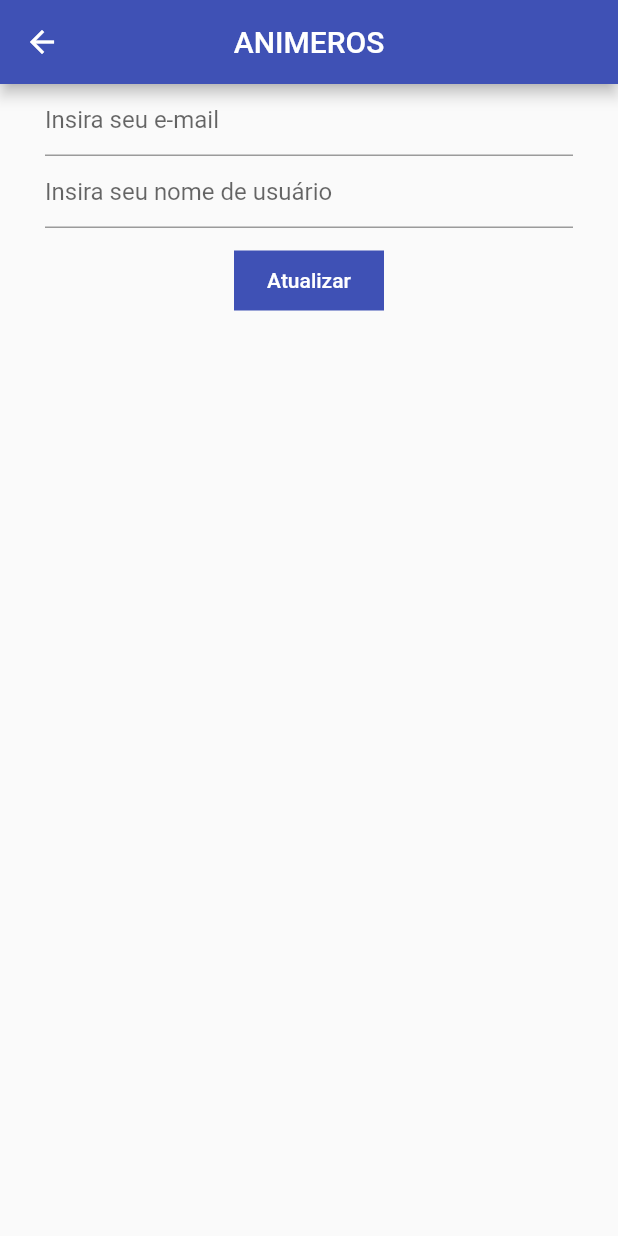
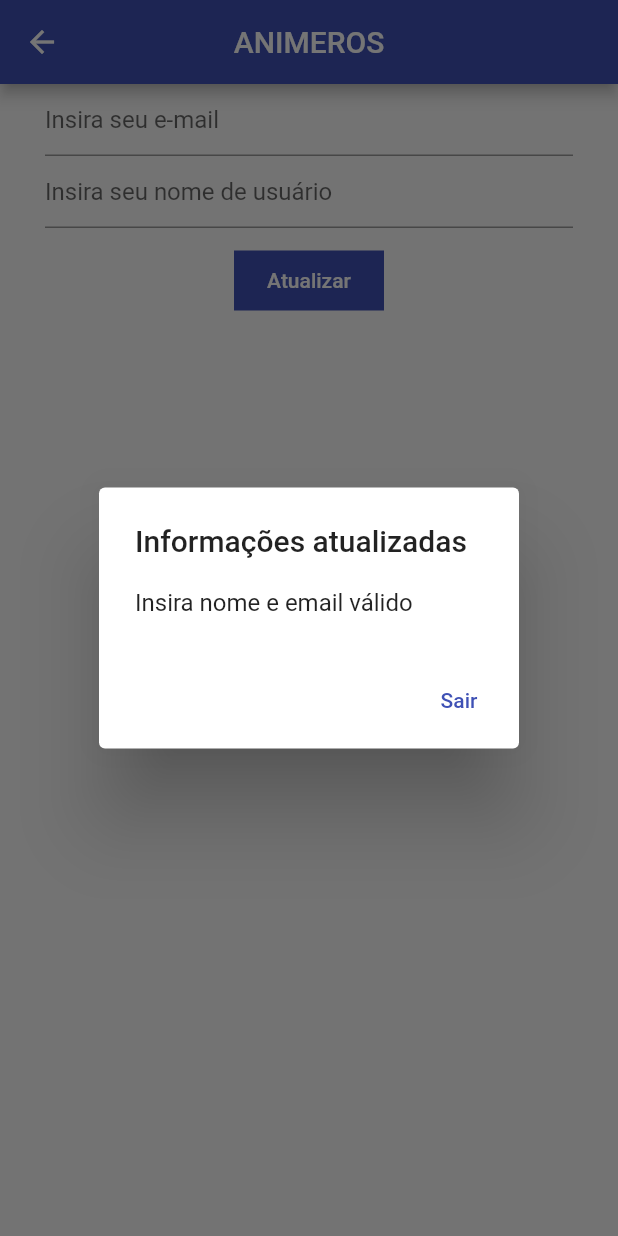
Before and after one commit to gcrz/app-animeros, a Flutter app: the UserConfig screen opened directly, after a tap on "Atualizar", on a phone screen of 412 x 824 dp. Run offline on Flutter 3.47's test engine with Material 2 defaults, Android fonts, the phone set to English and light mode, and no system bars; our stand-ins replace fl_chart; network calls fail.

Commit message:
dialog nas configurações

```diff
--- a/app_animeros/lib/view/screens/user_profile_screens/user_config.dart
+++ b/app_animeros/lib/view/screens/user_profile_screens/user_config.dart
@@ -6,21 +6,20 @@ class UserConfig extends StatefulWidget {
 }
 
 class _UserConfigState extends State<UserConfig> {
-
+  BuildContext _context;
   GlobalKey<FormState> formKey = new GlobalKey<FormState>();
   final TextEditingController emailController = TextEditingController();
   final TextEditingController usernameController = TextEditingController();
 
-
   @override
   Widget build(BuildContext context) {
+    _context = context;
     return Scaffold(
         appBar: AppBar(
           title: Text("ANIMEROS"),
           centerTitle: true,
         ),
-      body: generateConfigForm()
-    );
+        body: generateConfigForm());
   }
 
   Widget generateConfigForm() {
@@ -42,9 +41,7 @@ class _UserConfigState extends State<UserConfig> {
       child: TextFormField(
         controller: emailController,
         decoration: InputDecoration(
-          border: UnderlineInputBorder(),
-          hintText: "Insira seu e-mail"
-        ),
+            border: UnderlineInputBorder(), hintText: "Insira seu e-mail"),
       ),
     );
   }
@@ -56,8 +53,7 @@ class _UserConfigState extends State<UserConfig> {
         controller: usernameController,
         decoration: InputDecoration(
             border: UnderlineInputBorder(),
-          hintText: "Insira seu nome de usuário"
-        ),
+            hintText: "Insira seu nome de usuário"),
       ),
     );
   }
@@ -72,18 +68,50 @@ class _UserConfigState extends State<UserConfig> {
         child: Expanded(
           child: TextButton(
               onPressed: () {
-
+                showDialog(
+                  context: _context,
+                  builder: (context) {
+                    if (usernameController.text != "") {
+                      return generateNameEmailVerificationDialog();
+                    } else {
+                      return generateInvalidNameEmailDialog();
+                    }
+                  }
+                );
               },
-            style: TextButton.styleFrom(
-              primary: Colors.white
-            ),
-            child: Text("Atualizar")
-          ),
+              style: TextButton.styleFrom(primary: Colors.white),
+              child: Text("Atualizar")),
         ),
       ),
     );
   }
 
+  Widget generateNameEmailVerificationDialog() {
+    return AlertDialog(
+      title: Text("Informações atualizadas"),
+      content: Text(
+          "Nome de usuário: ${usernameController.text}\nemail: ${emailController.text}"),
+      actions: [
+        TextButton(
+            onPressed: () {
+              Navigator.pop(context);
+            },
+            child: Text("Sair"))
+      ],
+    );
+  }
 
-
+  Widget generateInvalidNameEmailDialog() {
+    return AlertDialog(
+      title: Text("Informações atualizadas"),
+      content: Text("Insira nome e email válido"),
+      actions: [
+        TextButton(
+            onPressed: () {
+              Navigator.pop(context);
+            },
+            child: Text("Sair"))
+      ],
+    );
   }
+}
```
Lines whose indentation alone changed are shown as unchanged.
